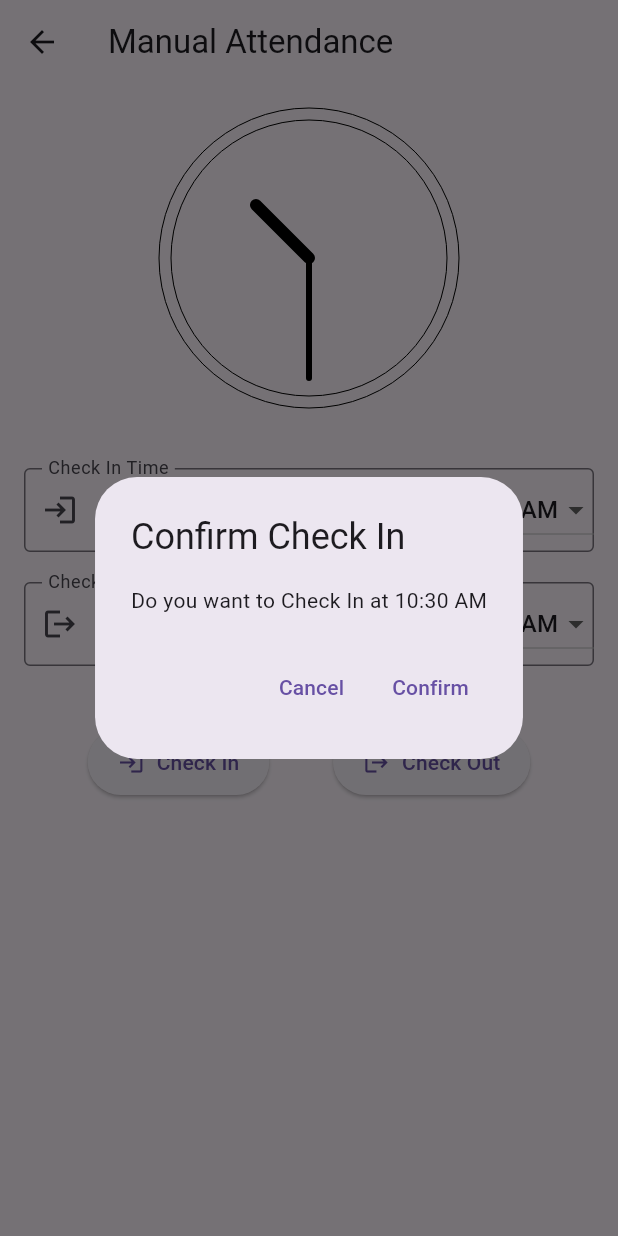
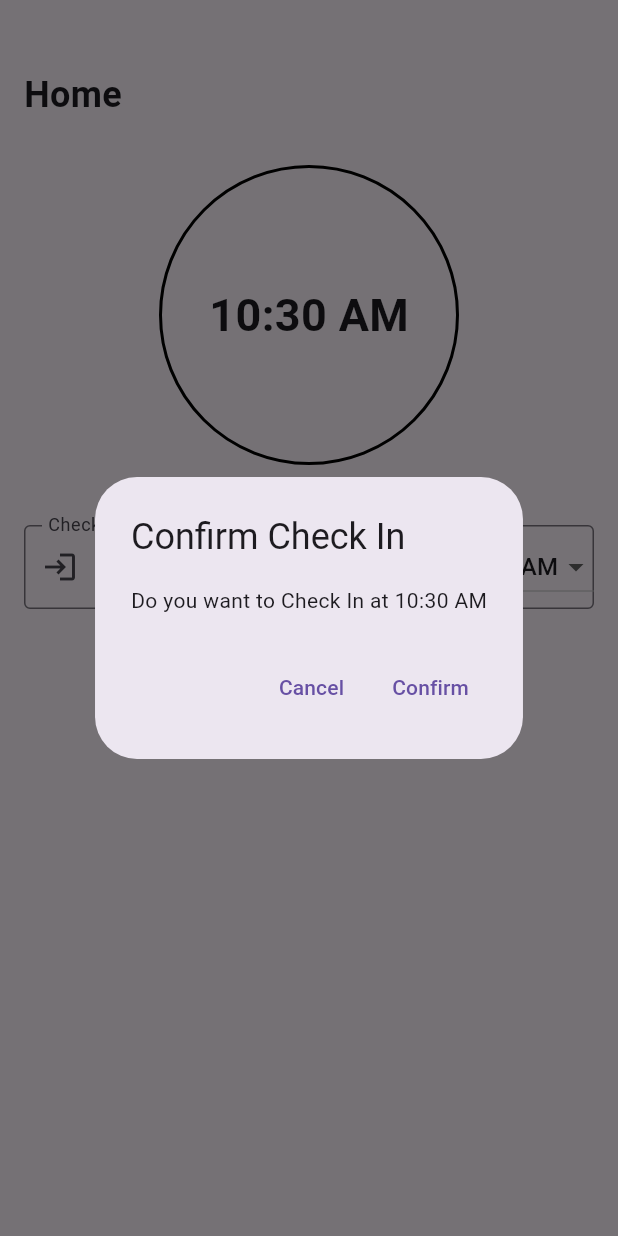
Before and after one commit to SabariKarthik-04/Geolocation-based-attendance, a Flutter app: the UserManualAttendance screen opened directly with empty values, after a tap on "Check In", on a phone screen of 412 x 824 dp. Run offline on Flutter 3.47's test engine with Material 3 defaults, Android fonts, the phone set to English and light mode, and no system bars; our stand-ins replace flutter_local_notifications, flutter_secure_storage, geolocator, go_router, permission_handler, shared_preferences; accounts and stored records are empty; network calls fail.

Commit message:
Bug Fixed

```diff
--- a/flutter_application_1/lib/home_page.dart
+++ b/flutter_application_1/lib/home_page.dart
@@ -111,7 +111,7 @@ class _HomePageState extends State<HomePage> {
   void getLocationData() {
     if (widget.data.branchId == 1) {
       dummyLatitude = 10.9807761;
-      dummyLongitude = 78.0787206;
+      dummyLongitude = 18.0787206;
     } else if (widget.data.branchId == 2) {
       dummyLatitude = 10.000;
       dummyLongitude = 10.000;
--- a/flutter_application_1/lib/login.dart
+++ b/flutter_application_1/lib/login.dart
@@ -117,7 +117,7 @@ class _LoginState extends State<Login> {
 
 Future<MyData> authenticateUser(String username, String password) async {
   if (username == 'EMP1' && password == '12345') {
-    return MyData(id: 1, username: 'EMP1', password: '12345', branchId: 1, admin: false, expiryDate: "08-09-2024");
+    return MyData(id: 1, username: 'EMP1', password: '12345', branchId: 1, admin: false, expiryDate: "15-09-2024");
   } else if (username == 'ADMIN' && password == '12345') {
     return MyData(id: 2, username: 'ADMIN', password: '12345', branchId: 1, admin: true, expiryDate: "15-09-2024");
   } else {
--- a/flutter_application_1/lib/manual_attendance.dart
+++ b/flutter_application_1/lib/manual_attendance.dart
@@ -1,7 +1,8 @@
 import 'dart:math';
 import 'package:flutter/material.dart';
+import 'package:intl/intl.dart';
+import 'package:flutter_application_1/fetch.dart';
 import 'package:flutter_application_1/model.dart';
-import 'package:intl/intl.dart';
 
 class UserManualAttendance extends StatefulWidget {
   final MyData data;
@@ -34,6 +35,95 @@ class _UserManualAttendanceState extends State<UserManualAttendance> {
     super.dispose();
   }
 
+  DateTime convert12To24Hour(String time12h) {
+    try {
+      final RegExp timePattern = RegExp(r'(\d{1,2}):(\d{2})\s*(AM|PM)', caseSensitive: false);
+      final match = timePattern.firstMatch(time12h);
+
+      if (match == null) {
+        throw FormatException("Invalid time format. Expected format is hh:mm AM/PM.");
+      }
+
+      int hour = int.parse(match.group(1)!);
+      int minute = int.parse(match.group(2)!);
+      String period = match.group(3)!.toUpperCase();
+
+      if (period == 'PM' && hour != 12) {
+        hour += 12;
+      } else if (period == 'AM' && hour == 12) {
+        hour = 0;
+      }
+
+      return DateTime(2024, 1, 1, hour, minute); // Date part is arbitrary
+    } catch (e) {
+      throw FormatException("Invalid time format. Expected format is hh:mm AM/PM.");
+    }
+  }
+
+  Future<bool> ManualCheckin(String value) async {
+    try {
+      DateTime time = convert12To24Hour(value);
+      String formattedDate = DateFormat('dd-MM-yyyy').format(DateTime.now());
+      String formattedTime = DateFormat('HH:mm:ss').format(time);
+
+      UserAttendance userAttendance = UserAttendance(
+        userId: widget.data.id,
+        userName: widget.data.username,
+        date: formattedDate,
+        autoGeoAttendance: AutomatedGeoAttendance(
+          geoCheckIn: null,
+          geoCheckOut: null,
+          geoTotalHours: null,
+        ),
+        manualGeoAttendance: ManualAttendance(
+          manualCheckIn: formattedTime,
+          manualCheckOut: null,
+          manualTotalHours: null,
+        ),
+      );
+
+      await newUserAttendance(userAttendance);
+      return true;
+    } catch (e) {
+      ScaffoldMessenger.of(context).showSnackBar(
+        const SnackBar(content: Text("Failed to check in. Please try again.")),
+      );
+      return false;
+    }
+  }
+
+  Future<bool> ManualCheckOut(String value) async {
+    try {
+      DateTime time = convert12To24Hour(value);
+      String formattedDate = DateFormat('dd-MM-yyyy').format(DateTime.now());
+      String formattedTime = DateFormat('HH:mm:ss').format(time);
+
+      UserAttendance userAttendance = UserAttendance(
+        userId: widget.data.id,
+        userName: widget.data.username,
+        date: formattedDate,
+        autoGeoAttendance: AutomatedGeoAttendance(
+          geoCheckIn: null,
+          geoCheckOut: null,
+          geoTotalHours: null,
+        ),
+        manualGeoAttendance: ManualAttendance(
+          manualCheckIn: null,
+          manualCheckOut: formattedTime,
+          manualTotalHours: null,
+        ),
+      );
+
+      await newUserAttendance(userAttendance);
+      return true;
+    } catch (e) {
+      ScaffoldMessenger.of(context).showSnackBar(
+        const SnackBar(content: Text("Failed to check out. Please try again.")),
+      );
+      return false;
+    }
+  }
+
   Future<void> _showConfirmationDialog(String action) async {
     var formattedTime = DateFormat('hh:mm a').format(_currentTime);
 
@@ -57,9 +147,11 @@ class _UserManualAttendanceState extends State<UserManualAttendance> {
                   if (action == 'Check In') {
                     _checkInTime = formattedTime;
                     checkInController.text = formattedTime;
+                    ManualCheckin('${checkInController.text} ${_selectedCheckInAmPm}');
                   } else if (action == 'Check Out') {
                     _checkOutTime = formattedTime;
                     checkOutController.text = formattedTime;
+                    ManualCheckOut('${checkOutController.text} ${_selectedCheckOutAmPm}');
                   }
                 });
                 Navigator.of(context).pop();
@@ -113,15 +205,18 @@ class _UserManualAttendanceState extends State<UserManualAttendance> {
   @override
   Widget build(BuildContext context) {
     return Scaffold(
-      appBar: AppBar(
-        title: const Text('Manual Attendance'),
-      ),
       body: SingleChildScrollView(
         child: Padding(
           padding: const EdgeInsets.all(16.0),
           child: Column(
-            mainAxisAlignment: MainAxisAlignment.center,
+            crossAxisAlignment: CrossAxisAlignment.start,
             children: [
+              const SizedBox(height: 30),
+              const Text(
+                'Home',
+                style: TextStyle(fontSize: 24, fontWeight: FontWeight.bold),
+              ),
+              const SizedBox(height: 30),
               Center(
                 child: Column(
                   children: [
@@ -165,17 +260,12 @@ class _UserManualAttendanceState extends State<UserManualAttendance> {
                                 },
                               ),
                             ),
-                            keyboardType: TextInputType.datetime,
-                            onFieldSubmitted: (value) {
+                            onChanged: (String value) {
                               _updateTimeFromInput(value, isCheckIn: true);
                             },
                           ),
                         ),
-                      ],
-                    ),
-                    const SizedBox(height: 20),
-                    Row(
-                      children: [
+                        const SizedBox(width: 20),
                         Expanded(
                           child: TextFormField(
                             controller: checkOutController,
@@ -201,37 +291,25 @@ class _UserManualAttendanceState extends State<UserManualAttendance> {
                                 },
                               ),
                             ),
-                            keyboardType: TextInputType.datetime,
-                            onFieldSubmitted: (value) {
+                            onChanged: (String value) {
                               _updateTimeFromInput(value, isCheckIn: false);
                             },
                           ),
                         ),
                       ],
                     ),
-                    const SizedBox(height: 40),
+                    const SizedBox(height: 30),
                     Row(
-                      mainAxisAlignment: MainAxisAlignment.spaceEvenly,
+                      mainAxisAlignment: MainAxisAlignment.center,
                       children: [
-                        ElevatedButton.icon(
-                          onPressed: () {
-                            _showConfirmationDialog('Check In');
-                          },
-                          icon: const Icon(Icons.login),
-                          label: const Text('Check In'),
-                          style: ElevatedButton.styleFrom(
-                            padding: const EdgeInsets.symmetric(horizontal: 20, vertical: 12),
-                          ),
+                        ElevatedButton(
+                          onPressed: () => _showConfirmationDialog('Check In'),
+                          child: const Text('Check In'),
                         ),
-                        ElevatedButton.icon(
-                          onPressed: () {
-                            _showConfirmationDialog('Check Out');
-                          },
-                          icon: const Icon(Icons.logout),
-                          label: const Text('Check Out'),
-                          style: ElevatedButton.styleFrom(
-                            padding: const EdgeInsets.symmetric(horizontal: 20, vertical: 12),
-                          ),
+                        const SizedBox(width: 20),
+                        ElevatedButton(
+                          onPressed: () => _showConfirmationDialog('Check Out'),
+                          child: const Text('Check Out'),
                         ),
                       ],
                     ),
@@ -246,129 +324,34 @@ class _UserManualAttendanceState extends State<UserManualAttendance> {
   }
 }
 
-class AnalogClock extends StatefulWidget {
+class AnalogClock extends StatelessWidget {
   final DateTime currentTime;
   final ValueChanged<DateTime> onTimeChanged;
 
-  const AnalogClock({
-    Key? key,
-    required this.currentTime,
-    required this.onTimeChanged,
-  }) : super(key: key);
-
-  @override
-  _AnalogClockState createState() => _AnalogClockState();
-}
-
-class _AnalogClockState extends State<AnalogClock> {
-  late double _hourAngle;
-  late double _minuteAngle;
-
-  @override
-  void initState() {
-    super.initState();
-    _updateAnglesFromTime(widget.currentTime);
-  }
-
-  @override
-  void didUpdateWidget(covariant AnalogClock oldWidget) {
-    super.didUpdateWidget(oldWidget);
-    if (oldWidget.currentTime != widget.currentTime) {
-      _updateAnglesFromTime(widget.currentTime);
-    }
-  }
-
-  void _updateAnglesFromTime(DateTime time) {
-    setState(() {
-      _hourAngle =
-          ((time.hour % 12) + time.minute / 60) * pi / 6 - (pi / 2);
-      _minuteAngle = time.minute * pi / 30 - (pi / 2);
-    });
-  }
-
-  DateTime _calculateTimeFromAngles() {
-    int hour = (((_hourAngle + pi / 2) / (pi / 6)).floor() % 12).toInt();
-    int minute = ((_minuteAngle + pi / 2) / (pi / 30)).toInt();
-    return DateTime(0, 0, 0, hour, minute);
-  }
+  const AnalogClock({super.key, required this.currentTime, required this.onTimeChanged});
 
   @override
   Widget build(BuildContext context) {
-    return GestureDetector(
-      onPanUpdate: (details) {
-        final center = Offset(200 / 2, 200 / 2);
-        final radius = min(200 / 2, 200 / 2);
-        final offset = details.localPosition - center;
-        final angle = atan2(offset.dy, offset.dx);
-
-        if (details.localPosition.dx > center.dx) {
-          setState(() {
-            _hourAngle = angle - (pi / 6 * widget.currentTime.hour / 12) - (pi / 6);
-            _minuteAngle = angle - (pi / 30 * widget.currentTime.minute) - (pi / 30);
-          });
-          widget.onTimeChanged(_calculateTimeFromAngles());
-        }
-      },
-      child: CustomPaint(
-        size: Size(200, 200),
-        painter: AnalogClockPainter(
-          hourAngle: _hourAngle,
-          minuteAngle: _minuteAngle,
-        ),
+    return Container(
+      width: 200,
+      height: 200,
+      decoration: BoxDecoration(
+        shape: BoxShape.circle,
+        border: Border.all(color: Colors.black, width: 2),
+      ),
+      child: Stack(
+        children: [
+          // Drawing clock face
+          Center(
+            child: Text(
+              DateFormat('hh:mm a').format(currentTime),
+              style: const TextStyle(fontSize: 30, fontWeight: FontWeight.bold),
+            ),
+          ),
+          // Drawing clock hands
+          // You can add logic to draw clock hands based on currentTime
+        ],
       ),
     );
   }
 }
-
-class AnalogClockPainter extends CustomPainter {
-  final double hourAngle;
-  final double minuteAngle;
-
-  AnalogClockPainter({
-    required this.hourAngle,
-    required this.minuteAngle,
-  });
-
-  @override
-  void paint(Canvas canvas, Size size) {
-    final center = Offset(size.width / 2, size.height / 2);
-    final radius = min(size.width / 2, size.height / 2);
-
-    final paint = Paint()
-      ..color = Colors.black
-      ..style = PaintingStyle.stroke;
-
-    final hourHandPaint = Paint()
-      ..color = Colors.black
-      ..style = PaintingStyle.stroke
-      ..strokeCap = StrokeCap.round
-      ..strokeWidth = 8.0;
-
-    final minuteHandPaint = Paint()
-      ..color = Colors.black
-      ..style = PaintingStyle.stroke
-      ..strokeCap = StrokeCap.round
-      ..strokeWidth = 4.0;
-
-    canvas.drawCircle(center, radius, paint);
-    canvas.drawCircle(center, radius - 8, paint);
-
-    final hourHandLength = radius * 0.5;
-    final minuteHandLength = radius * 0.8;
-
-    canvas.drawLine(center, Offset(
-      center.dx + hourHandLength * cos(hourAngle),
-      center.dy + hourHandLength * sin(hourAngle),
-    ), hourHandPaint);
-
-    canvas.drawLine(center, Offset(
-      center.dx + minuteHandLength * cos(minuteAngle),
-      center.dy + minuteHandLength * sin(minuteAngle),
-    ), minuteHandPaint);
-  }
-
-  @override
-  bool shouldRepaint(covariant CustomPainter oldDelegate) {
-    return true;
-  }
-}
--- a/flutter_application_1/lib/settings_page.dart
+++ b/flutter_application_1/lib/settings_page.dart
@@ -29,9 +29,6 @@ class _SettingsPageState extends State<SettingsPage> {
   @override
   Widget build(BuildContext context) {
     return Scaffold(
-      appBar: AppBar(
-        title: const Text('Settings'),
-      ),
       body: SingleChildScrollView(
         padding: const EdgeInsets.all(16.0),
         child: FutureBuilder<UserData>(
--- a/flutter_application_1/lib/timeSheet.dart
+++ b/flutter_application_1/lib/timeSheet.dart
@@ -30,9 +30,6 @@ class _TimesheetState extends State<Timesheet> {
   @override
   Widget build(BuildContext context) {
     return Scaffold(
-      appBar: AppBar(
-        title: Text('Timesheet'),
-      ),
       body: Padding(
         padding: const EdgeInsets.all(16.0),
         child: FutureBuilder<Map<String, List<UserAttendance>>>(
```
Also changed, not shown: 2 other files.
